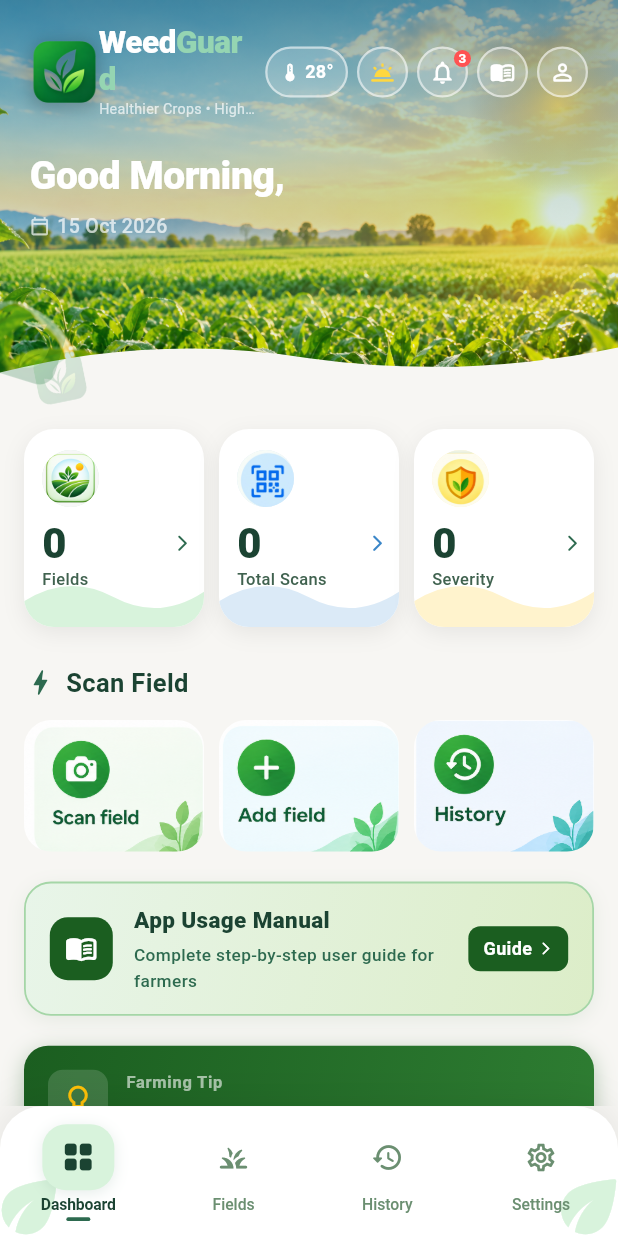
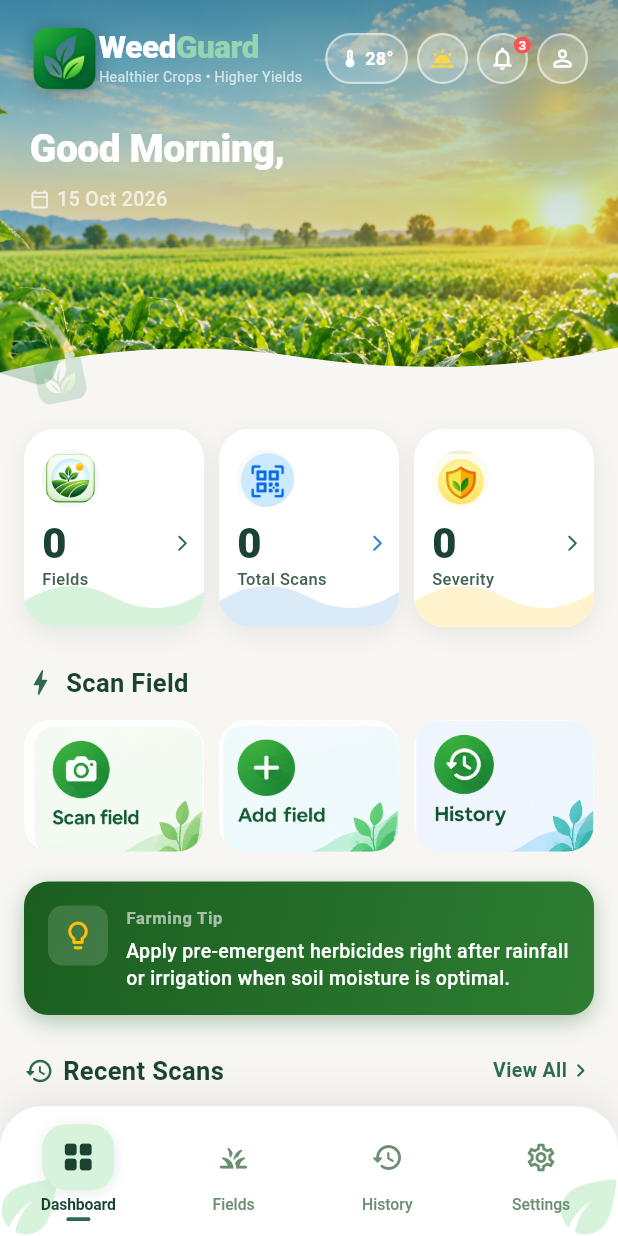
Before and after one commit to vvce25cse0423-lgtm/weedguard-ai, a Flutter app: the screen it shows once a user with an empty profile is signed in, on a phone screen of 412 x 824 dp. Run offline on Flutter 3.47's test engine with Material 3 defaults, Android fonts, the phone set to English and light mode, and no system bars; our stand-ins replace connectivity_plus, flutter_local_notifications, flutter_riverpod, flutter_tts, geolocator, go_router and 6 more; accounts and stored records are empty; network calls fail.

Commit message:
refactor(dashboard): remove top-right app manual icon and manual banner below quick actions

```diff
--- a/lib/features/dashboard/presentation/screens/dashboard_screen.dart
+++ b/lib/features/dashboard/presentation/screens/dashboard_screen.dart
@@ -21,7 +21,6 @@ import '../../../notifications/presentation/screens/notifications_screen.dart';
 import '../../../spray_window/presentation/widgets/spray_window_dialog.dart';
 import '../../../history/presentation/screens/scan_history_screen.dart';
 import '../../../../shared/widgets/scan_thumbnail_image.dart';
-import '../../../../shared/widgets/app_usage_manual_dialog.dart';
 
 final dashboardFieldsProvider = FutureProvider<List<FieldModel>>((ref) async {
   return FieldsRepository(Supabase.instance.client).getFields();
@@ -221,8 +220,6 @@ class _DashboardScreenState extends ConsumerState<DashboardScreen> {
               onAddField: () => context.push('/fields/new'),
               onHistory: () => context.go('/history'),
             ),
-            const SizedBox(height: 20),
-            _AppUsageManualBanner(onTap: () => AppUsageManualDialog.show(context)),
             const SizedBox(height: 20),
             _TipOfTheDay(),
             const SizedBox(height: 24),
@@ -522,21 +519,6 @@ class _HeroSection extends StatelessWidget {
                           },
                         ),
                         const SizedBox(width: 6),
-                        GestureDetector(
-                          onTap: () => AppUsageManualDialog.show(context),
-                          child: Container(
-                            width: 34,
-                            height: 34,
-                            decoration: BoxDecoration(
-                              shape: BoxShape.circle,
-                              color: Colors.white.withOpacity(0.18),
-                              border: Border.all(color: Colors.white54, width: 1.5),
-                            ),
-                            child: const Icon(Icons.menu_book_rounded,
-                                color: Colors.white, size: 17),
-                          ),
-                        ),
-                        const SizedBox(width: 6),
                         Builder(
                           builder: (context) {
                             final user = Supabase.instance.client.auth.currentUser;
@@ -1673,102 +1655,3 @@ class _ErrorCard extends StatelessWidget {
     );
   }
 }
-
-class _AppUsageManualBanner extends StatelessWidget {
-  final VoidCallback onTap;
-  const _AppUsageManualBanner({required this.onTap});
-
-  @override
-  Widget build(BuildContext context) {
-    final l10n = AppLocalizations.of(context);
-    return Padding(
-      padding: const EdgeInsets.symmetric(horizontal: 16),
-      child: Material(
-        color: Colors.transparent,
-        child: InkWell(
-          onTap: onTap,
-          borderRadius: BorderRadius.circular(18),
-          child: Container(
-            padding: const EdgeInsets.symmetric(horizontal: 16, vertical: 14),
-            decoration: BoxDecoration(
-              gradient: const LinearGradient(
-                colors: [Color(0xFFE8F5E9), Color(0xFFDCEDC8)],
-                begin: Alignment.topLeft,
-                end: Alignment.bottomRight,
-              ),
-              borderRadius: BorderRadius.circular(18),
-              border: Border.all(color: const Color(0xFFA5D6A7), width: 1.2),
-              boxShadow: [
-                BoxShadow(
-                  color: const Color(0xFF1B5E20).withOpacity(0.08),
-                  blurRadius: 10,
-                  offset: const Offset(0, 3),
-                ),
-              ],
-            ),
-            child: Row(
-              children: [
-                Container(
-                  padding: const EdgeInsets.all(10),
-                  decoration: BoxDecoration(
-                    color: const Color(0xFF1B5E20),
-                    borderRadius: BorderRadius.circular(12),
-                  ),
-                  child: const Icon(Icons.menu_book_rounded, color: Colors.white, size: 22),
-                ),
-                const SizedBox(width: 14),
-                Expanded(
-                  child: Column(
-                    crossAxisAlignment: CrossAxisAlignment.start,
-                    children: [
-                      Text(
-                        l10n.get('app_usage_manual'),
-                        style: const TextStyle(
-                          fontSize: 15,
-                          fontWeight: FontWeight.w800,
-                          color: Color(0xFF1B4332),
-                        ),
-                      ),
-                      const SizedBox(height: 2),
-                      Text(
-                        l10n.get('app_manual_subtitle'),
-                        style: const TextStyle(
-                          fontSize: 11.5,
-                          color: Color(0xFF2D6A4F),
-                          fontWeight: FontWeight.w500,
-                        ),
-                      ),
-                    ],
-                  ),
-                ),
-                const SizedBox(width: 8),
-                Container(
-                  padding: const EdgeInsets.symmetric(horizontal: 10, vertical: 6),
-                  decoration: BoxDecoration(
-                    color: const Color(0xFF1B5E20),
-                    borderRadius: BorderRadius.circular(8),
-                  ),
-                  child: const Row(
-                    mainAxisSize: MainAxisSize.min,
-                    children: [
-                      Text(
-                        'Guide',
-                        style: TextStyle(
-                          color: Colors.white,
-                          fontSize: 12,
-                          fontWeight: FontWeight.w700,
-                        ),
-                      ),
-                      SizedBox(width: 4),
-                      Icon(Icons.arrow_forward_ios_rounded, color: Colors.white, size: 10),
-                    ],
-                  ),
-                ),
-              ],
-            ),
-          ),
-        ),
-      ),
-    );
-  }
-}
```
